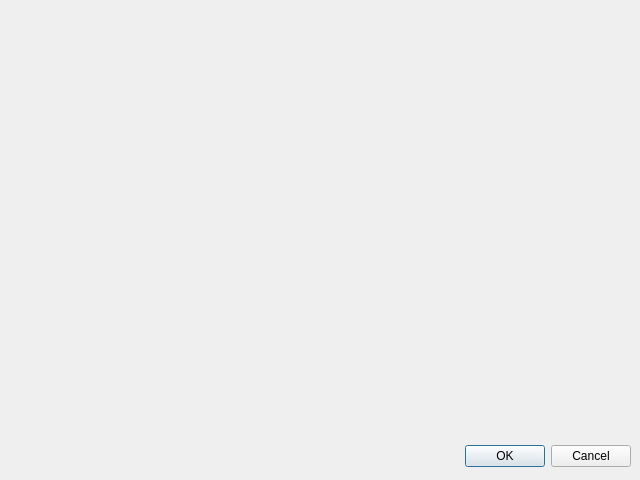
Above: ClearMap/gui/creator/structure_selector.ui from ClearAnatomics/ClearMap before the change. Below: the same form after it.
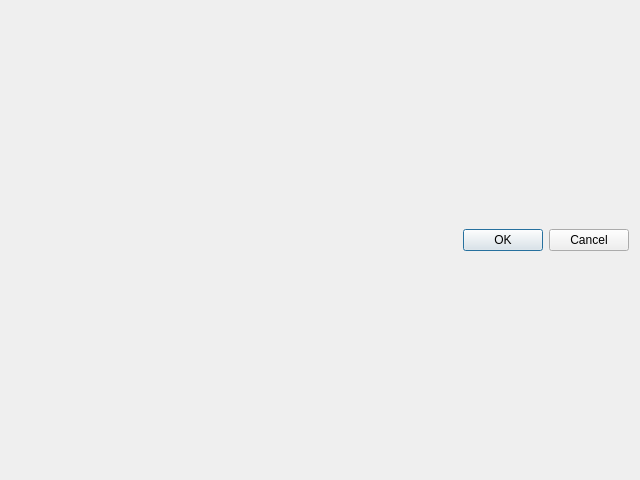
That is the form after the change.

Commit message: Fixes layout of structure_selector

Patch:
```diff
--- a/ClearMap/gui/creator/structure_selector.ui
+++ b/ClearMap/gui/creator/structure_selector.ui
@@ -10,18 +10,21 @@
     <height>480</height>
    </rect>
   </property>
+  <property name="minimumSize">
+   <size>
+    <width>640</width>
+    <height>0</height>
+   </size>
+  </property>
   <property name="windowTitle">
    <string>Dialog</string>
   </property>
+  <layout class="QVBoxLayout" name="verticalLayout">
+   <item>
+    <layout class="QVBoxLayout" name="structureLayout"/>
+   </item>
+   <item>
   <widget class="QDialogButtonBox" name="buttonBox">
-   <property name="geometry">
-    <rect>
-     <x>10</x>
-     <y>440</y>
-     <width>621</width>
-     <height>32</height>
-    </rect>
-   </property>
    <property name="orientation">
     <enum>Qt::Horizontal</enum>
    </property>
@@ -29,17 +32,8 @@
     <set>QDialogButtonBox::Cancel|QDialogButtonBox::Ok</set>
    </property>
   </widget>
-  <widget class="QWidget" name="verticalLayoutWidget">
-   <property name="geometry">
-    <rect>
-     <x>9</x>
-     <y>9</y>
-     <width>621</width>
-     <height>411</height>
-    </rect>
-   </property>
-   <layout class="QVBoxLayout" name="structureLayout"/>
-  </widget>
+   </item>
+  </layout>
  </widget>
  <resources/>
  <connections>
```
Lines whose indentation alone changed are shown as unchanged.
